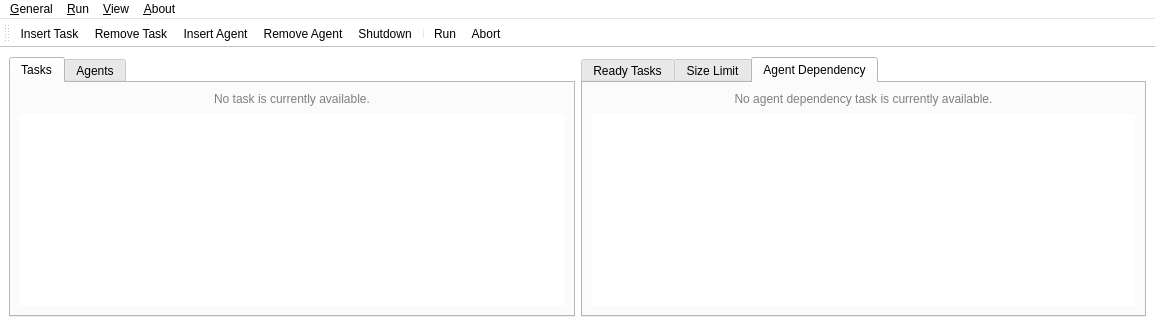
The window that ui/panels/mainpanel.ui (amirmohsen1384/legendary-os) describes before a commit, drawn with Qt 5; both pictures show x 0 to 1155 and y 0 to 320 of the 1155 by 873 pixel window.
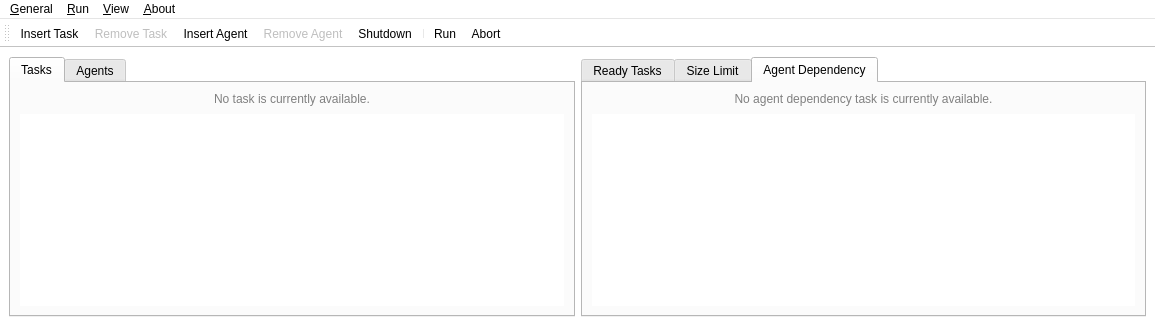
The same window after the commit. Icons and pictures are not drawn.

Commit message: Implemented the interaction of remove actions

Diff of the .ui file:
```diff
--- a/ui/panels/mainpanel.ui
+++ b/ui/panels/mainpanel.ui
@@ -630,6 +630,9 @@
    </property>
   </action>
   <action name="actionRemoveTask">
+   <property name="enabled">
+    <bool>false</bool>
+   </property>
    <property name="icon">
     <iconset resource="../../resources.qrc">
      <normaloff>:/icons/general/remove-task.png</normaloff>:/icons/general/remove-task.png</iconset>
@@ -654,6 +657,9 @@
    </property>
   </action>
   <action name="actionRemoveAgent">
+   <property name="enabled">
+    <bool>false</bool>
+   </property>
    <property name="icon">
     <iconset resource="../../resources.qrc">
      <normaloff>:/icons/general/remove-agent.png</normaloff>:/icons/general/remove-agent.png</iconset>
```
The commit also changes 1 other file.
